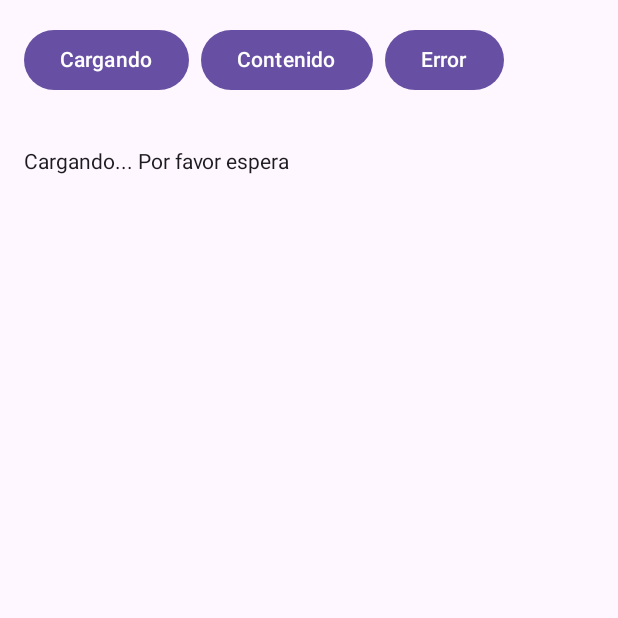
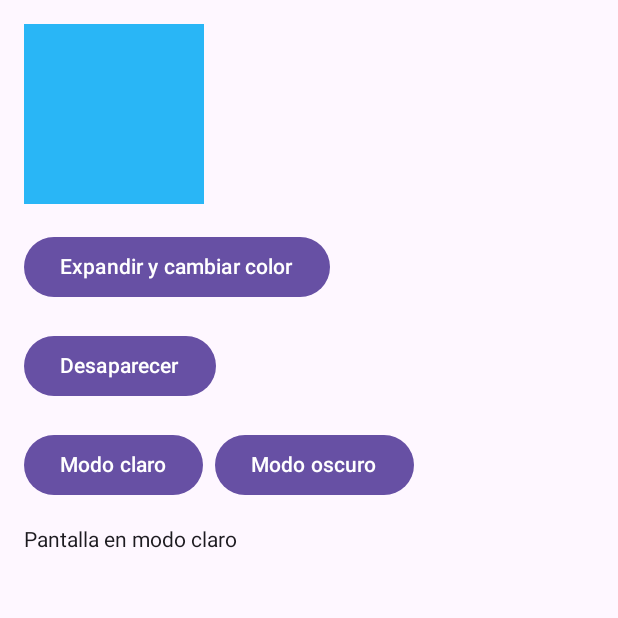
Before and after one commit to fatux-cr/Lab13, an Android app built with Jetpack Compose: the screen it shows after launch (MainActivity), on a phone screen of 412 x 824 dp, the top half of it. Run offline under Robolectric (Android 15) with nearby library versions, the phone set to English and light mode, and no system bars.

Commit message:
Create CombinedAnimationsScreen

```diff
--- a/app/build.gradle.kts
+++ b/app/build.gradle.kts
@@ -49,6 +49,7 @@ dependencies {
     implementation(libs.androidx.compose.ui.graphics)
     implementation(libs.androidx.compose.ui.tooling.preview)
     implementation(libs.androidx.compose.material3)
+    implementation(libs.androidx.compose.animation.core)
     testImplementation(libs.junit)
     androidTestImplementation(libs.androidx.junit)
     androidTestImplementation(libs.androidx.espresso.core)
--- a/app/src/main/java/com/example/lab13/MainActivity.kt
+++ b/app/src/main/java/com/example/lab13/MainActivity.kt
@@ -8,7 +8,7 @@ import com.example.lab13.ui.AnimatedVisibilityScreen
 import com.example.lab13.ui.AnimateColorScreen
 import com.example.lab13.ui.AnimateSizePositionScreen
 import com.example.lab13.ui.AnimatedContentScreen
-//import com.example.lab13.ui.CombinedAnimationsScreen
+import com.example.lab13.ui.CombinedAnimationsScreen
 
 class MainActivity : ComponentActivity() {
     override fun onCreate(savedInstanceState: Bundle?) {
@@ -18,8 +18,8 @@ class MainActivity : ComponentActivity() {
                 //AnimatedVisibilityScreen()
                 //AnimateColorScreen()
                 //AnimateSizePositionScreen()
-                AnimatedContentScreen()
-                //CombinedAnimationsScreen()
+                //AnimatedContentScreen()
+                CombinedAnimationsScreen()
             }
         }
     }
--- /dev/null
+++ b/app/src/main/java/com/example/lab13/ui/CombinedAnimationsScreen.kt
@@ -0,0 +1,93 @@
+package com.example.lab13.ui
+
+import androidx.compose.animation.AnimatedContent
+import androidx.compose.animation.AnimatedVisibility
+import androidx.compose.animation.ExperimentalAnimationApi
+import androidx.compose.animation.animateColorAsState
+import androidx.compose.animation.core.animateDpAsState
+import androidx.compose.animation.core.tween
+import androidx.compose.animation.fadeIn
+import androidx.compose.animation.fadeOut
+import androidx.compose.animation.slideInHorizontally
+import androidx.compose.animation.slideOutHorizontally
+import androidx.compose.animation.togetherWith
+import androidx.compose.foundation.background
+import androidx.compose.foundation.layout.*
+import androidx.compose.material3.Button
+import androidx.compose.material3.Text
+import androidx.compose.runtime.*
+import androidx.compose.ui.Modifier
+import androidx.compose.ui.graphics.Color
+import androidx.compose.ui.unit.dp
+
+enum class AppMode { LIGHT, DARK }
+
+@OptIn(ExperimentalAnimationApi::class)
+@Composable
+fun CombinedAnimationsScreen() {
+
+    var big by remember { mutableStateOf(false) }
+    var showButton by remember { mutableStateOf(true) }
+    var mode by remember { mutableStateOf(AppMode.LIGHT) }
+
+    // Animación del tamaño
+    val size by animateDpAsState(
+        targetValue = if (big) 220.dp else 120.dp,
+        animationSpec = tween(durationMillis = 500)
+    )
+
+    // Animación del color
+    val color by animateColorAsState(
+        targetValue = if (big) Color(0xFFEF5350) else Color(0xFF29B6F6),
+        animationSpec = tween(durationMillis = 500)
+    )
+
+    Column(
+        modifier = Modifier
+            .fillMaxSize()
+            .padding(16.dp),
+        verticalArrangement = Arrangement.spacedBy(18.dp)
+    ) {
+        // Elemento que cambia tamaño y color
+        Box(
+            modifier = Modifier
+                .size(size)
+                .background(color)
+        )
+
+        // Alterna la animación de tamaño/color
+        Button(onClick = { big = !big }) {
+            Text(if (big) "Reducir" else "Expandir y cambiar color")
+        }
+
+        // Desplaza y desaparece con animación
+        AnimatedVisibility(
+            visible = showButton,
+            enter = slideInHorizontally(animationSpec = tween(400)) + fadeIn(),
+            exit = slideOutHorizontally(targetOffsetX = { fullWidth -> fullWidth }) + fadeOut()
+        ) {
+            Button(onClick = { showButton = false }) {
+                Text("Desaparecer")
+            }
+        }
+
+        // Switch de modo
+        Row(horizontalArrangement = Arrangement.spacedBy(8.dp)) {
+            Button(onClick = { mode = AppMode.LIGHT }) { Text("Modo claro") }
+            Button(onClick = { mode = AppMode.DARK }) { Text("Modo oscuro") }
+        }
+
+        // AnimatedContent
+        AnimatedContent(
+            targetState = mode,
+            transitionSpec = {
+                fadeIn(animationSpec = tween(300)) togetherWith fadeOut(animationSpec = tween(200))
+            }
+        ) { m ->
+            when (m) {
+                AppMode.LIGHT -> Text("Pantalla en modo claro")
+                AppMode.DARK -> Text("Pantalla en modo oscuro")
+            }
+        }
+    }
+}
--- a/gradle/libs.versions.toml
+++ b/gradle/libs.versions.toml
@@ -8,6 +8,7 @@ espressoCore = "3.7.0"
 lifecycleRuntimeKtx = "2.9.4"
 activityCompose = "1.11.0"
 composeBom = "2024.09.00"
+animationCore = "1.9.4"
 
 [libraries]
 androidx-core-ktx = { group = "androidx.core", name = "core-ktx", version.ref = "coreKtx" }
@@ -24,6 +25,7 @@ androidx-compose-ui-tooling-preview = { group = "androidx.compose.ui", name = "u
 androidx-compose-ui-test-manifest = { group = "androidx.compose.ui", name = "ui-test-manifest" }
 androidx-compose-ui-test-junit4 = { group = "androidx.compose.ui", name = "ui-test-junit4" }
 androidx-compose-material3 = { group = "androidx.compose.material3", name = "material3" }
+androidx-compose-animation-core = { group = "androidx.compose.animation", name = "animation-core", version.ref = "animationCore" }
 
 [plugins]
 android-application = { id = "com.android.application", version.ref = "agp" }
```
